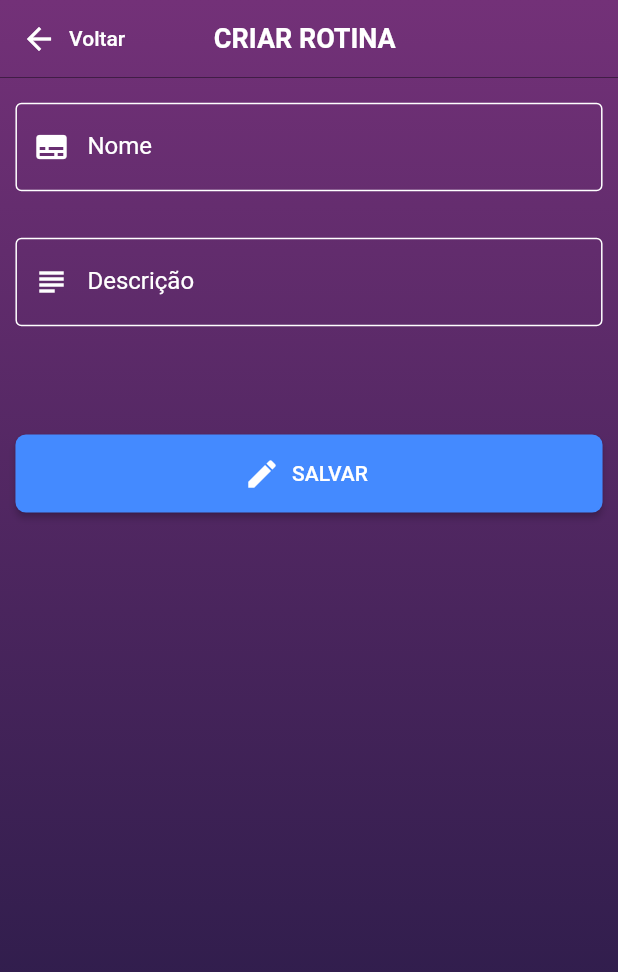
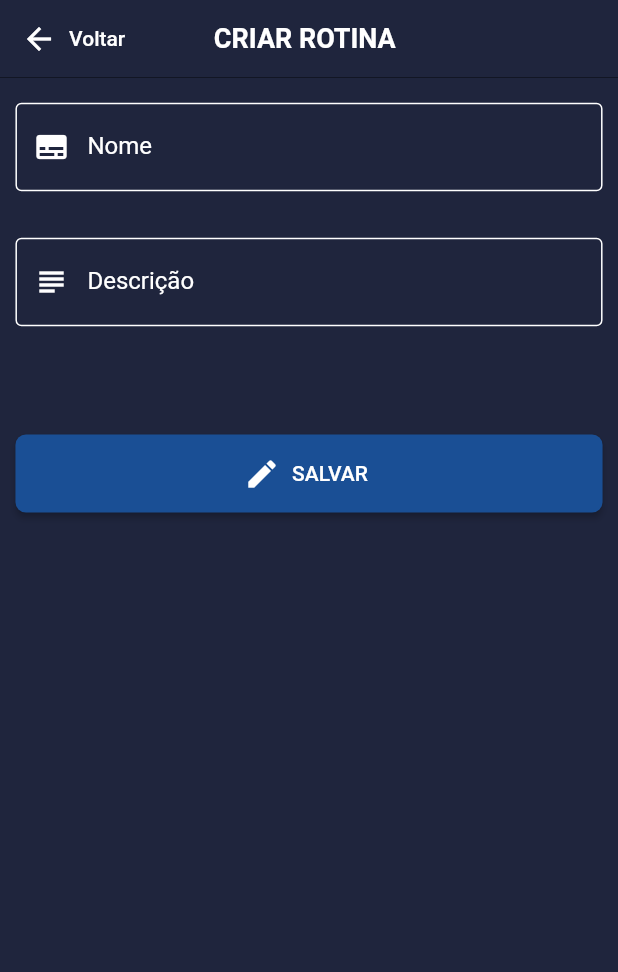
Before and after one commit to danielmarques28/Work-Tracker, a Flutter app: the screen it shows after launch, after a tap on the "add" icon, on a phone screen of 412 x 824 dp. Shown: the top 972 px of the screen. Run offline on Flutter 3.47's test engine with Material 2 defaults, Android fonts, the phone set to English and light mode, and no system bars; statements that could not run were skipped.

Commit message:
Adjust size of Home widgets, change colors and create saveToday method

```diff
--- a/lib/screens/CreateRoutine.dart
+++ b/lib/screens/CreateRoutine.dart
@@ -1,6 +1,6 @@
 import 'dart:async';
 import 'package:flutter/material.dart';
-import 'package:worktracker/helpers/background.dart';
+
 import 'package:worktracker/helpers/responsive.dart';
 import 'package:worktracker/models/RoutineFile.dart';
 import 'package:worktracker/widgets/CustomSubmit.dart';
@@ -78,10 +78,11 @@ class _CreateRoutineState extends State<CreateRoutine> {
   Widget build(BuildContext context) {
     return Scaffold(
       resizeToAvoidBottomInset: false,
+      backgroundColor: Color(0xFF1F253D),
       body: Container(
         width: deviceWidth(context),
         height: deviceHeigth(context),
-        decoration: background(),
+        // decoration: background(),
         child: ListView(
           children: [
             GoBackTopBar(screenTitle: 'Criar Rotina'),
--- a/lib/screens/History.dart
+++ b/lib/screens/History.dart
@@ -1,5 +1,5 @@
 import 'package:flutter/material.dart';
-import 'package:worktracker/helpers/background.dart';
+
 import 'package:worktracker/helpers/responsive.dart';
 import 'package:worktracker/widgets/GoBackTopBar.dart';
 
@@ -7,11 +7,12 @@ class History extends StatelessWidget {
   @override
   Widget build(BuildContext context) {
     return Scaffold(
+      backgroundColor: Color(0xFF1F253D),
       resizeToAvoidBottomInset: false,
       body: Container(
         height: deviceHeigth(context),
         width: deviceWidth(context),
-        decoration: background(),
+        // decoration: background(),
         child: Column(
           children: [
             GoBackTopBar(screenTitle: 'Histórico')
--- a/lib/screens/Home.dart
+++ b/lib/screens/Home.dart
@@ -3,7 +3,6 @@ import 'package:flutter/material.dart';
 import 'package:flutter/services.dart';
 import 'package:worktracker/models/CalendarFile.dart';
 import 'package:worktracker/helpers/responsive.dart';
-import 'package:worktracker/helpers/background.dart';
 import 'package:worktracker/widgets/home/RowDayCard.dart';
 import 'package:worktracker/widgets/home/InfoDay.dart';
 import 'package:worktracker/widgets/home/ColumnRoutineCard.dart';
@@ -24,7 +23,7 @@ class FloatingButton extends StatelessWidget {
   @override
   Widget build(BuildContext context) {
     return FloatingActionButton(
-      backgroundColor: Colors.blueAccent,
+      backgroundColor: Color(0xFF1A4F95),
       onPressed: () {
         Navigator.pushNamed(context, '/create-routine')
           .then((calendar) {
@@ -71,9 +70,15 @@ class _HomeState extends State<Home> {
   }
 
   Future<void> _getCalendarContent() async {
-    await CalendarFile().readFile()
+    CalendarFile().readFile()
       .then((calendar) {
         setState(() => _calendar = calendar);
+        if(_calendar[_selectedDate] == null) {
+          CalendarFile().saveTodayInFile(_selectedDate)
+            .then((newCalendar) {
+              setState(() => _calendar = newCalendar);
+            });
+        }
       });
   }
 
@@ -111,6 +116,7 @@ class _HomeState extends State<Home> {
     ]);
 
     return Scaffold(
+      backgroundColor: Color(0xFF1F253D),
       resizeToAvoidBottomInset: false,
       floatingActionButton: FloatingButton(
         getCalendarContent: () => _getCalendarContent(),
@@ -120,7 +126,7 @@ class _HomeState extends State<Home> {
       body: Container(
         height: deviceHeigth(context),
         width: deviceWidth(context),
-        decoration: background(),
+        // decoration: background(),
         child: CustomScrollView(
           slivers: [
             SliverToBoxAdapter(child: TopBar()),
--- a/lib/screens/Settings.dart
+++ b/lib/screens/Settings.dart
@@ -1,5 +1,5 @@
 import 'package:flutter/material.dart';
-import 'package:worktracker/helpers/background.dart';
+
 import 'package:worktracker/helpers/responsive.dart';
 import 'package:worktracker/widgets/GoBackTopBar.dart';
 
@@ -7,11 +7,12 @@ class Settings extends StatelessWidget {
   @override
   Widget build(BuildContext context) {
     return Scaffold(
+      backgroundColor: Color(0xFF1F253D),
       resizeToAvoidBottomInset: false,
       body: Container(
         height: deviceHeigth(context),
         width: deviceWidth(context),
-        decoration: background(),
+        // decoration: background(),
         child: Column(
           children: [
             GoBackTopBar(screenTitle: 'Configurações')
--- a/lib/widgets/CustomSubmit.dart
+++ b/lib/widgets/CustomSubmit.dart
@@ -17,7 +17,7 @@ class CustomSubmit extends StatelessWidget {
         height: 52.0,
         child: RaisedButton.icon(
           splashColor: Colors.white24,
-          color: Colors.blueAccent,
+          color: Color(0xFF1A4F95),
           onPressed: () => callback(),
           icon: Icon(
             Icons.create,
--- a/lib/widgets/home/ColumnRoutineCard.dart
+++ b/lib/widgets/home/ColumnRoutineCard.dart
@@ -180,12 +180,12 @@ class ColumnRoutineCardState extends State<ColumnRoutineCard> {
     return Dismissible(
       key: UniqueKey(),
       background: Background(
-        color: Colors.blueAccent,
+        color: Color(0xFF0FA9AB),
         icon: Icons.check,
         direction: DismissDirection.startToEnd
       ),
       secondaryBackground: Background(
-        color: Colors.redAccent,
+        color: Color(0xFFEA4A64),
         icon: Icons.close,
         direction: DismissDirection.endToStart
       ),
--- a/lib/widgets/home/DayCard.dart
+++ b/lib/widgets/home/DayCard.dart
@@ -19,11 +19,10 @@ class _DayCardState extends State<DayCard> {
   @override
   Widget build(BuildContext context) {
     return AnimatedContainer(
-      height: 79.0,
-      width: deviceWidth(context, 0.168),
+      width: deviceWidth(context, 0.1658),
       decoration: BoxDecoration(
         borderRadius: BorderRadius.circular(7.0),
-        color: widget.active ? Colors.blueAccent : Colors.white24
+        color: widget.active ? Color(0xFF1A4F95) : Colors.black.withOpacity(0.2)
       ),
       duration: Duration(milliseconds: 300),
       child: Column(
--- a/lib/widgets/home/DayGraph.dart
+++ b/lib/widgets/home/DayGraph.dart
@@ -84,7 +84,7 @@ class DayGraphState extends State<DayGraph>
       width: deviceWidth(context, 0.95),
       margin: EdgeInsets.symmetric(
         horizontal: deviceWidth(context, 0.025),
-        vertical: 75.0
+        vertical: deviceHeigth(context, 0.1)
       ),
       alignment: Alignment.center,
       child: Container(
@@ -103,7 +103,7 @@ class DayGraphState extends State<DayGraph>
               alignment: Alignment.center,
               decoration: BoxDecoration(
                 shape: BoxShape.circle,
-                color: Colors.blueAccent
+                border: Border.all(color: Colors.white24, width: 0.5)
               ),
               child: AnimatedBuilder(
                 animation: _controllerAnimation,
@@ -111,7 +111,7 @@ class DayGraphState extends State<DayGraph>
                   getPercentage(),
                   style: TextStyle(
                     color: Colors.white,
-                    fontSize: textSize(context, 21.0),
+                    fontSize: textSize(context, 19.0),
                     fontWeight: FontWeight.bold
                   )
                 )
--- a/lib/widgets/home/InfoDay.dart
+++ b/lib/widgets/home/InfoDay.dart
@@ -30,14 +30,14 @@ class InfoColumn extends StatelessWidget {
           _getWeekDay(),
           style: TextStyle(
             color: Colors.white,
-            fontSize: textSize(context, 32.0),
+            fontSize: textSize(context, 30.0),
           )
         ),
         Text(
           _getDate(),
           style: TextStyle(
             color: Color(0xFFC0C2C5),
-            fontSize: textSize(context, 21.0)
+            fontSize: textSize(context, 19.0)
           )
         )
       ]
@@ -76,11 +76,11 @@ class InfoDayState extends State<InfoDay> {
             );
           },
           child: Container(
-            height: 79.0,
+            height: 72.0,
             width: deviceWidth(context, 0.95),
             padding: EdgeInsets.only(
-              top: deviceHeigth(context, 0.01),
-              bottom: deviceHeigth(context, 0.01)
+              top: 6.0,
+              bottom: 6.0
             ),
             child: InfoColumn(selectedDate: widget.selectedDate)
           )
--- a/lib/widgets/home/PieChart.dart
+++ b/lib/widgets/home/PieChart.dart
@@ -1,5 +1,6 @@
 import 'dart:math';
 import 'package:flutter/material.dart';
+import 'package:worktracker/helpers/responsive.dart';
 
 class PieChart extends StatefulWidget {
   PieChart({
@@ -94,26 +95,26 @@ class PieChartPainter extends CustomPainter {
   @override
   void paint(Canvas canvas, Size size) {
     Offset center = Offset(size.width / 2, size.height / 2);
-    double radius = min(size.width / 2.7, size.height / 2.7);
+    double radius = min(size.width / 2.8, size.height / 2.8);
 
     Paint outerCircle = Paint()
       ..style = PaintingStyle.stroke
       ..color = Colors.white24
-      ..strokeWidth = 50.0;
+      ..strokeWidth = size.width * 0.12;
 
     canvas.drawCircle(center, radius, outerCircle);
 
     Paint completeCircle = Paint()
       ..style = PaintingStyle.stroke
-      ..strokeWidth = 60.0;
+      ..strokeWidth = size.width * 0.155;
 
     double startRadian = -pi / 2;
 
-    List colors = [Colors.blueAccent, Colors.redAccent];
+    List colors = [Color(0xFF0FA9AB), Color(0xFFEA4A64)];
 
     double sweepRadian = 0;
     if(total != null) {
-      for (int index = 0; index < 2; index++) {
+      for(int index = 0; index < 2; index++) {
         if(index == 0)
           sweepRadian = (done / total) * 2 * pi;
         else
--- a/lib/widgets/home/RowDayCard.dart
+++ b/lib/widgets/home/RowDayCard.dart
@@ -75,7 +75,7 @@ class RowDayCardState extends State<RowDayCard> {
           left: deviceWidth(context, 0.04),
           right: deviceWidth(context, 0.04)
         ),
-        height: 79.0,
+        height: 72.0,
         child: ListView.builder(
           reverse: true,
           shrinkWrap: true,
```
Also changed, not shown: lib/models/CalendarFile.dart (+35 -15 lines), lib/widgets/home/RoutineCard.dart (+10 -12 lines).
